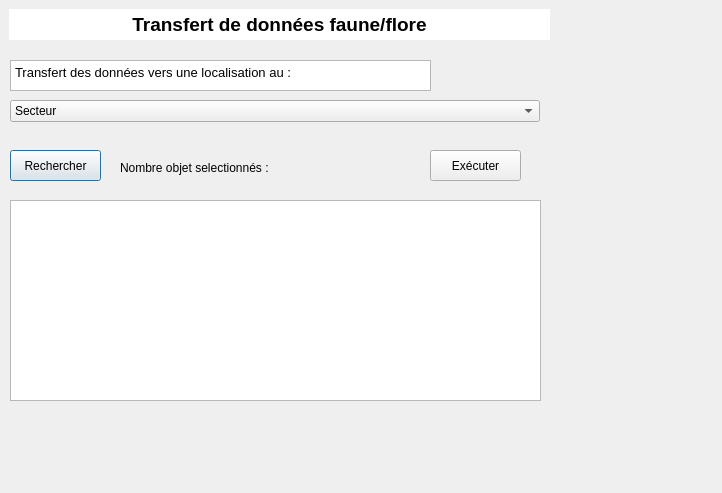
Qt form transdata/ui/form_settings.ui (CEN-Hauts-de-France/transdata) before a commit.
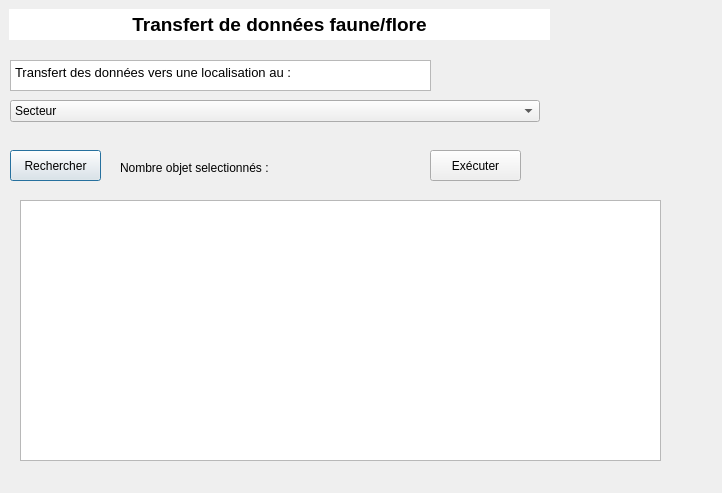
The same form after that commit.

Commit message: Remplacement de la qListView par une qListWidget

```diff
--- a/transdata/ui/form_settings.ui
+++ b/transdata/ui/form_settings.ui
@@ -114,16 +114,6 @@
     <string>Rechercher</string>
    </property>
   </widget>
-  <widget class="QListView" name="lst_cibles">
-   <property name="geometry">
-    <rect>
-     <x>10</x>
-     <y>200</y>
-     <width>531</width>
-     <height>201</height>
-    </rect>
-   </property>
-  </widget>
   <widget class="QLabel" name="lbl_nbObjSel">
    <property name="geometry">
     <rect>
@@ -150,6 +140,16 @@
     <string>Exécuter</string>
    </property>
   </widget>
+  <widget class="QListWidget" name="lst_cibles">
+   <property name="geometry">
+    <rect>
+     <x>20</x>
+     <y>200</y>
+     <width>641</width>
+     <height>261</height>
+    </rect>
+   </property>
+  </widget>
  </widget>
  <resources/>
  <connections/>
```
